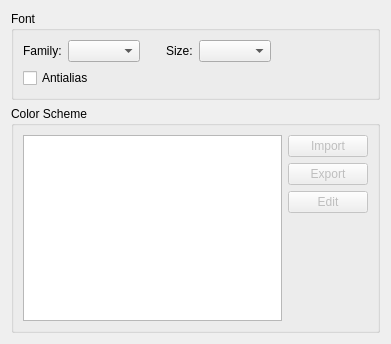
Old version of the form src/plugins/texteditor/fontsettingspage.ui in the repository qt-creator/qt-creator.
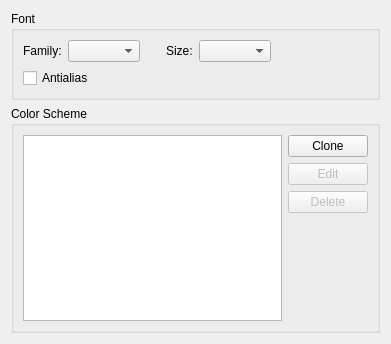
New version of the form.

Patch:
```diff
--- a/src/plugins/texteditor/fontsettingspage.ui
+++ b/src/plugins/texteditor/fontsettingspage.ui
@@ -109,36 +109,23 @@
      </property>
      <layout class="QGridLayout" name="gridLayout_2">
       <item row="0" column="1">
-       <widget class="QPushButton" name="importButton">
-        <property name="enabled">
-         <bool>false</bool>
-        </property>
+       <widget class="QPushButton" name="cloneButton">
         <property name="text">
-         <string>Import</string>
-        </property>
-       </widget>
-      </item>
-      <item row="1" column="1">
-       <widget class="QPushButton" name="exportButton">
-        <property name="enabled">
-         <bool>false</bool>
-        </property>
-        <property name="text">
-         <string>Export</string>
+         <string>Clone</string>
         </property>
        </widget>
       </item>
       <item row="2" column="1">
-       <widget class="QPushButton" name="editButton">
+       <widget class="QPushButton" name="deleteButton">
         <property name="enabled">
          <bool>false</bool>
         </property>
         <property name="text">
-         <string>Edit</string>
+         <string>Delete</string>
         </property>
        </widget>
       </item>
-      <item row="3" column="1">
+      <item row="4" column="1">
        <spacer name="verticalSpacer">
         <property name="orientation">
          <enum>Qt::Vertical</enum>
@@ -151,9 +138,19 @@
         </property>
        </spacer>
       </item>
-      <item row="0" column="0" rowspan="4">
+      <item row="0" column="0" rowspan="5">
        <widget class="QListWidget" name="schemeListWidget"/>
       </item>
+      <item row="1" column="1">
+       <widget class="QPushButton" name="editButton">
+        <property name="enabled">
+         <bool>false</bool>
+        </property>
+        <property name="text">
+         <string>Edit</string>
+        </property>
+       </widget>
+      </item>
      </layout>
     </widget>
    </item>
```
